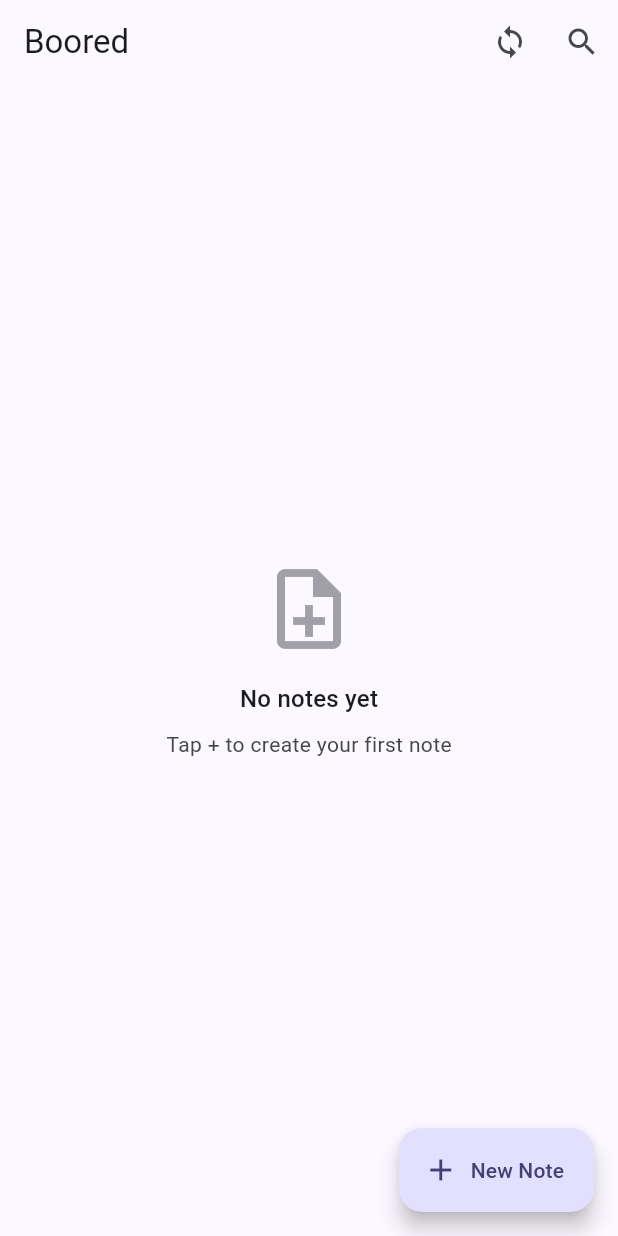
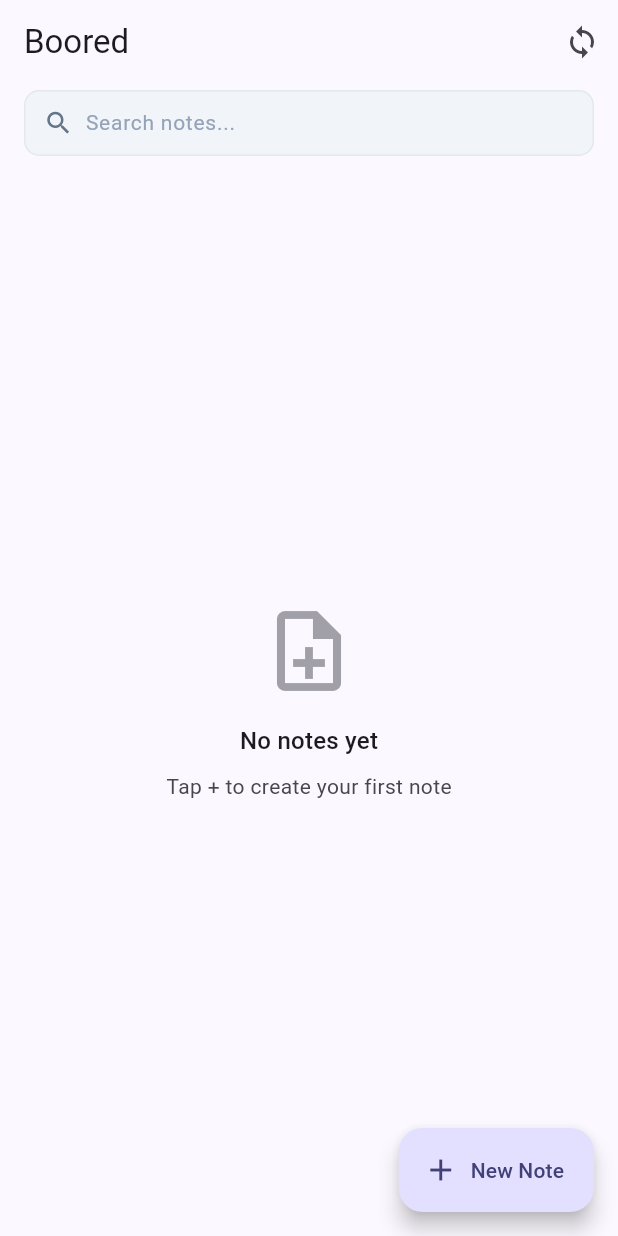
Before and after one commit to r2hu1/Boored, a Flutter app: the HomeScreen screen opened by its route, on a phone screen of 412 x 824 dp. Run offline on Flutter 3.47's test engine with Material 3 defaults, Android fonts, the phone set to English and light mode, and no system bars; our stand-ins replace camera, dio, drift, drift_flutter, flutter_riverpod, flutter_secure_storage and 6 more; missing offline and left inert: google_mlkit_selfie_segmentation, google_mlkit_text_recognition, pdfx; accounts and stored records are empty; generated files the repository leaves out were written again.

Commit message:
fix(mobile): replace buggy appbar search with persistent search bar and reactive filtering

```diff
--- a/apps/mobile/lib/features/home/presentation/home_screen.dart
+++ b/apps/mobile/lib/features/home/presentation/home_screen.dart
@@ -1,6 +1,7 @@
 import 'package:flutter/material.dart';
 import 'package:flutter_riverpod/flutter_riverpod.dart';
 import 'package:go_router/go_router.dart';
+
 import '../../auth/presentation/auth_controller.dart';
 import '../../notes/presentation/notes_controller.dart';
 import '../../notes/presentation/widgets/note_card.dart';
@@ -16,7 +17,6 @@ class HomeScreen extends ConsumerStatefulWidget {
 
 class _HomeScreenState extends ConsumerState<HomeScreen> {
   final _searchController = TextEditingController();
-  bool _isSearching = false;
 
   @override
   void dispose() {
@@ -27,37 +27,15 @@ class _HomeScreenState extends ConsumerState<HomeScreen> {
   @override
   Widget build(BuildContext context) {
     final theme = Theme.of(context);
+    final isDark = theme.brightness == Brightness.dark;
     final user = ref.watch(authNotifierProvider).user;
     final notesState = ref.watch(notesNotifierProvider);
 
     return Scaffold(
       appBar: AppBar(
-        title: _isSearching
-            ? TextField(
-                controller: _searchController,
-                autofocus: true,
-                decoration: const InputDecoration(
-                  hintText: 'Search notes...',
-                  border: InputBorder.none,
-                ),
-                onChanged: (query) {
-                  ref.read(notesNotifierProvider.notifier).search(query);
-                },
-              )
-            : const Text('Boored'),
+        title: const Text('Boored'),
         centerTitle: false,
-        leading: _isSearching
-            ? IconButton(
-                icon: const Icon(Icons.arrow_back),
-                onPressed: () {
-                  setState(() => _isSearching = false);
-                  _searchController.clear();
-                  ref.read(notesNotifierProvider.notifier).clearSearch();
-                },
-              )
-            : null,
         actions: [
-          if (!_isSearching)
           Consumer(
             builder: (ctx, ref, _) {
               final syncState = ref.watch(syncNotifierProvider);
@@ -86,13 +64,7 @@ class _HomeScreenState extends ConsumerState<HomeScreen> {
               );
             },
           ),
-          if (!_isSearching)
-            IconButton(
-              icon: const Icon(Icons.search),
-              tooltip: 'Search',
-              onPressed: () => setState(() => _isSearching = true),
-            ),
-          if (!_isSearching && user != null)
+          if (user != null)
             PopupMenuButton<String>(
               onSelected: (value) {
                 if (value == 'settings') {
@@ -107,10 +79,8 @@ class _HomeScreenState extends ConsumerState<HomeScreen> {
                   child: Column(
                     crossAxisAlignment: CrossAxisAlignment.start,
                     children: [
-                      Text(user.name,
-                          style: theme.textTheme.titleSmall),
-                      Text(user.email,
-                          style: theme.textTheme.bodySmall),
+                      Text(user.name, style: theme.textTheme.titleSmall),
+                      Text(user.email, style: theme.textTheme.bodySmall),
                     ],
                   ),
                 ),
@@ -145,15 +115,93 @@ class _HomeScreenState extends ConsumerState<HomeScreen> {
                       )
                     : CircleAvatar(
                         radius: 16,
-                        child: Text(user.name.isNotEmpty
+                        child: Text(
+                          user.name.isNotEmpty
                               ? user.name[0].toUpperCase()
-                            : '?'),
+                              : '?',
+                        ),
                       ),
               ),
             ),
         ],
       ),
-      body: _buildBody(context, notesState, theme),
+      body: Column(
+        children: [
+          Padding(
+            padding: const EdgeInsets.fromLTRB(16, 4, 16, 8),
+            child: Container(
+              height: 44,
+              decoration: BoxDecoration(
+                color: isDark ? const Color(0xFF1E2430) : const Color(0xFFF1F5F9),
+                borderRadius: BorderRadius.circular(10),
+                border: Border.all(
+                  color: isDark
+                      ? const Color(0xFF2E384D)
+                      : const Color(0xFFE2E8F0),
+                  width: 1,
+                ),
+              ),
+              child: Row(
+                children: [
+                  const SizedBox(width: 12),
+                  Icon(
+                    Icons.search,
+                    size: 20,
+                    color: isDark
+                        ? const Color(0xFF8B9BB4)
+                        : const Color(0xFF64748B),
+                  ),
+                  const SizedBox(width: 8),
+                  Expanded(
+                    child: TextField(
+                      controller: _searchController,
+                      style: TextStyle(
+                        fontSize: 14,
+                        color: isDark ? Colors.white : const Color(0xFF0F172A),
+                      ),
+                      decoration: InputDecoration(
+                        hintText: 'Search notes...',
+                        hintStyle: TextStyle(
+                          fontSize: 14,
+                          color: isDark
+                              ? const Color(0xFF64748B)
+                              : const Color(0xFF94A3B8),
+                        ),
+                        border: InputBorder.none,
+                        isDense: true,
+                        contentPadding: EdgeInsets.zero,
+                      ),
+                      onChanged: (query) {
+                        ref.read(notesNotifierProvider.notifier).search(query);
+                        setState(() {});
+                      },
+                    ),
+                  ),
+                  if (_searchController.text.isNotEmpty)
+                    GestureDetector(
+                      onTap: () {
+                        _searchController.clear();
+                        ref.read(notesNotifierProvider.notifier).clearSearch();
+                        setState(() {});
+                      },
+                      child: Padding(
+                        padding: const EdgeInsets.symmetric(horizontal: 10),
+                        child: Icon(
+                          Icons.cancel,
+                          size: 18,
+                          color: isDark
+                              ? const Color(0xFF8B9BB4)
+                              : const Color(0xFF94A3B8),
+                        ),
+                      ),
+                    ),
+                ],
+              ),
+            ),
+          ),
+          Expanded(child: _buildBody(context, notesState, theme)),
+        ],
+      ),
       floatingActionButton: FloatingActionButton.extended(
         onPressed: () => _showCreateDialog(context),
         icon: const Icon(Icons.add),
@@ -163,7 +211,10 @@ class _HomeScreenState extends ConsumerState<HomeScreen> {
   }
 
   Widget _buildBody(
-      BuildContext context, NotesState notesState, ThemeData theme) {
+    BuildContext context,
+    NotesState notesState,
+    ThemeData theme,
+  ) {
     if (notesState.isLoading) {
       return const Center(child: CircularProgressIndicator());
     }
@@ -175,12 +226,17 @@ class _HomeScreenState extends ConsumerState<HomeScreen> {
           child: Column(
             mainAxisAlignment: MainAxisAlignment.center,
             children: [
-              Icon(Icons.error_outline, size: 48,
-                  color: theme.colorScheme.error),
+              Icon(
+                Icons.error_outline,
+                size: 48,
+                color: theme.colorScheme.error,
+              ),
               const SizedBox(height: 16),
-              Text(notesState.errorMessage!,
+              Text(
+                notesState.errorMessage!,
                 textAlign: TextAlign.center,
-                  style: theme.textTheme.bodyLarge),
+                style: theme.textTheme.bodyLarge,
+              ),
             ],
           ),
         ),
@@ -198,13 +254,13 @@ class _HomeScreenState extends ConsumerState<HomeScreen> {
               Icon(
                 isSearching ? Icons.search_off : Icons.note_add_outlined,
                 size: 64,
-                color: theme.colorScheme.onSurfaceVariant.withValues(alpha: 0.5),
+                color: theme.colorScheme.onSurfaceVariant.withValues(
+                  alpha: 0.5,
+                ),
               ),
               const SizedBox(height: 16),
               Text(
-                isSearching
-                    ? 'No notes match your search'
-                    : 'No notes yet',
+                isSearching ? 'No notes match your search' : 'No notes yet',
                 style: theme.textTheme.titleMedium,
               ),
               const SizedBox(height: 8),
@@ -260,11 +316,15 @@ class _HomeScreenState extends ConsumerState<HomeScreen> {
     );
     if (!mounted || title == null || title.isEmpty) return;
 
-    final note = await ref.read(notesNotifierProvider.notifier).createNote(title);
+    final note = await ref
+        .read(notesNotifierProvider.notifier)
+        .createNote(title);
     if (!mounted || note == null) return;
 
     if (context.mounted) {
-      context.push('/capture/${note.id}?title=${Uri.encodeComponent(note.title)}');
+      context.push(
+        '/capture/${note.id}?title=${Uri.encodeComponent(note.title)}',
+      );
     }
   }
 }
```
Also changed, not shown: apps/mobile/lib/features/notes/presentation/notes_controller.dart (+37 -17 lines). Lines whose indentation alone changed are shown as unchanged.
